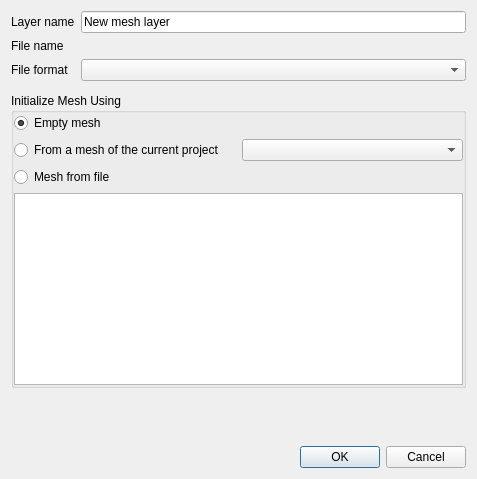
This is src/ui/mesh/qgsnewmeshlayerdialogbase.ui in qgis/QGIS as Qt 5 draws it before an edit. The edited form follows.
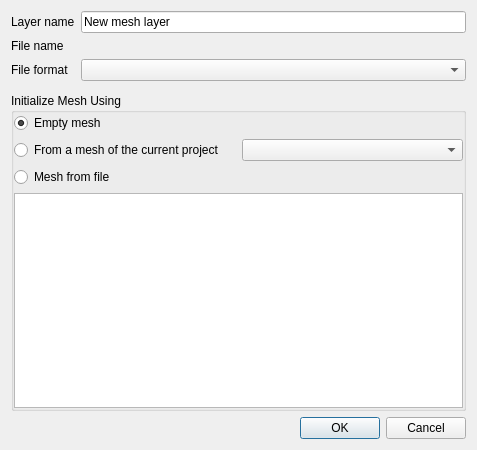
This is the edited form. Custom widgets are drawn as their Qt base class.

Commit message:
Ensure New Mesh layer GUI behaves correctly when it's resized
and remember latest geometry

Patch:
```diff
--- a/src/ui/mesh/qgsnewmeshlayerdialogbase.ui
+++ b/src/ui/mesh/qgsnewmeshlayerdialogbase.ui
@@ -7,13 +7,13 @@
     <x>0</x>
     <y>0</y>
     <width>477</width>
-    <height>479</height>
+    <height>450</height>
    </rect>
   </property>
   <property name="windowTitle">
    <string>New Mesh Layer</string>
   </property>
-  <layout class="QFormLayout" name="formLayout">
+  <layout class="QGridLayout" name="gridLayout1">
    <item row="0" column="0">
     <widget class="QLabel" name="label_3">
      <property name="text">
@@ -53,6 +53,12 @@
    </item>
    <item row="4" column="0" colspan="2">
     <widget class="QGroupBox" name="groupBox">
+     <property name="sizePolicy">
+      <sizepolicy hsizetype="Preferred" vsizetype="Expanding">
+       <horstretch>0</horstretch>
+       <verstretch>0</verstretch>
+      </sizepolicy>
+     </property>
      <property name="title">
       <string>Initialize Mesh Using</string>
      </property>
@@ -105,7 +111,7 @@
      </layout>
     </widget>
    </item>
-   <item row="6" column="1">
+   <item row="5" column="0" colspan="2">
     <widget class="QDialogButtonBox" name="buttonBox">
      <property name="orientation">
       <enum>Qt::Horizontal</enum>
@@ -115,19 +121,6 @@
      </property>
     </widget>
    </item>
-   <item row="5" column="1">
-    <spacer name="verticalSpacer">
-     <property name="orientation">
-      <enum>Qt::Vertical</enum>
-     </property>
-     <property name="sizeHint" stdset="0">
-      <size>
-       <width>20</width>
-       <height>40</height>
-      </size>
-     </property>
-    </spacer>
-   </item>
   </layout>
  </widget>
  <customwidgets>
```
The commit also changes 1 other file.
